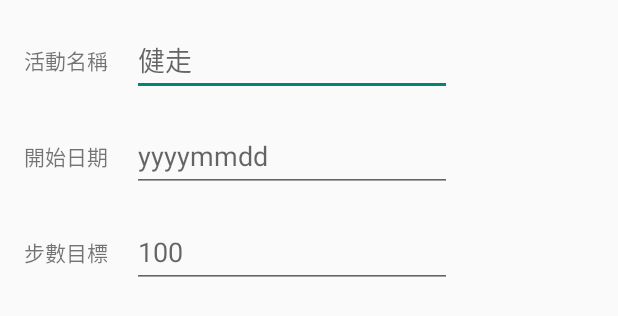
After one commit to Youchenjiang/PokeMeng-OldManGO, an Android app: the layout challenge_all_add.xml on its own in the app's theme, with its tools: preview values and no code run, on a phone screen of 412 x 824 dp. The commit adds this screen. Shown: the top 316 px of the screen. Run offline under Robolectric (Android 15) with nearby library versions, the phone set to English and light mode, and no system bars; Roboto replaces fonts that are not available here.

Commit message:
v40 - 2024/10/16 運動挑戰可上傳新活動資料，並將目前活動與未來活動資料呈現及應用在目標設定

```diff
--- /dev/null
+++ b/app/src/main/res/layout/challenge_all_add.xml
@@ -0,0 +1,77 @@
+<?xml version="1.0" encoding="utf-8"?>
+<androidx.constraintlayout.widget.ConstraintLayout xmlns:android="http://schemas.android.com/apk/res/android"
+    xmlns:app="http://schemas.android.com/apk/res-auto"
+    android:layout_width="wrap_content"
+    android:layout_height="wrap_content"
+    android:padding="16dp">
+
+    <EditText
+        android:id="@+id/ChallengeAdd_nameEdit"
+        android:layout_width="wrap_content"
+        android:layout_height="wrap_content"
+        android:layout_marginStart="16dp"
+        android:autofillHints="ChallengeName"
+        android:ems="10"
+        android:inputType="text"
+        android:minHeight="48dp"
+        android:hint="健走"
+        app:layout_constraintStart_toEndOf="@+id/ChallengeAdd_nameText"
+        app:layout_constraintTop_toTopOf="parent" />
+
+    <TextView
+        android:id="@+id/ChallengeAdd_nameText"
+        android:layout_width="wrap_content"
+        android:layout_height="wrap_content"
+        android:text="活動名稱"
+        app:layout_constraintBottom_toBottomOf="@+id/ChallengeAdd_nameEdit"
+        app:layout_constraintStart_toStartOf="parent"
+        app:layout_constraintTop_toTopOf="@+id/ChallengeAdd_nameEdit" />
+
+    <EditText
+        android:id="@+id/ChallengeAdd_dateEdit"
+        android:layout_width="wrap_content"
+        android:layout_height="wrap_content"
+        android:layout_marginTop="16dp"
+        android:autofillHints="ChallengeDate"
+        android:ems="10"
+        android:inputType="datetime|date"
+        android:minHeight="48dp"
+        android:hint="yyyymmdd"
+        app:layout_constraintEnd_toEndOf="@+id/ChallengeAdd_nameEdit"
+        app:layout_constraintStart_toStartOf="@+id/ChallengeAdd_nameEdit"
+        app:layout_constraintTop_toBottomOf="@+id/ChallengeAdd_nameEdit" />
+
+    <TextView
+        android:id="@+id/ChallengeAdd_dateText"
+        android:layout_width="wrap_content"
+        android:layout_height="wrap_content"
+        android:text="開始日期"
+        app:layout_constraintBottom_toBottomOf="@+id/ChallengeAdd_dateEdit"
+        app:layout_constraintEnd_toEndOf="@+id/ChallengeAdd_nameText"
+        app:layout_constraintStart_toStartOf="@+id/ChallengeAdd_nameText"
+        app:layout_constraintTop_toTopOf="@+id/ChallengeAdd_dateEdit" />
+
+    <EditText
+        android:id="@+id/ChallengeAdd_goalEdit"
+        android:layout_width="wrap_content"
+        android:layout_height="wrap_content"
+        android:layout_marginTop="16dp"
+        android:autofillHints="ChallengeGoal"
+        android:ems="10"
+        android:inputType="number"
+        android:minHeight="48dp"
+        android:hint="100"
+        app:layout_constraintEnd_toEndOf="@+id/ChallengeAdd_nameEdit"
+        app:layout_constraintStart_toStartOf="@+id/ChallengeAdd_nameEdit"
+        app:layout_constraintTop_toBottomOf="@+id/ChallengeAdd_dateEdit" />
+
+    <TextView
+        android:id="@+id/ChallengeAdd_goalText"
+        android:layout_width="wrap_content"
+        android:layout_height="wrap_content"
+        android:text="步數目標"
+        app:layout_constraintBottom_toBottomOf="@+id/ChallengeAdd_goalEdit"
+        app:layout_constraintEnd_toEndOf="@+id/ChallengeAdd_nameText"
+        app:layout_constraintStart_toStartOf="@+id/ChallengeAdd_nameText"
+        app:layout_constraintTop_toTopOf="@+id/ChallengeAdd_goalEdit" />
+</androidx.constraintlayout.widget.ConstraintLayout>
--- a/app/src/main/res/layout/game_main.xml
+++ b/app/src/main/res/layout/game_main.xml
@@ -4,7 +4,7 @@
     xmlns:tools="http://schemas.android.com/tools"
     android:layout_width="match_parent"
     android:layout_height="match_parent"
-    android:background="@drawable/wlecomeuse02"
+    android:background="@drawable/all_background2"
     tools:context=".Game.GameMain">
 
     <Button
--- a/app/src/main/res/layout/login_facebook_google.xml
+++ b/app/src/main/res/layout/login_facebook_google.xml
@@ -5,7 +5,7 @@
     android:id="@+id/main"
     android:layout_width="match_parent"
     android:layout_height="match_parent"
-    android:background="@drawable/wlecomeuse"
+    android:background="@drawable/all_background1"
     tools:context=".FirstLogin.FacebookGoogle">
 
     <ImageView
--- a/app/src/main/res/layout/m_fragment_dashboard.xml
+++ b/app/src/main/res/layout/m_fragment_dashboard.xml
@@ -4,7 +4,7 @@
     xmlns:tools="http://schemas.android.com/tools"
     android:layout_width="match_parent"
     android:layout_height="match_parent"
-    android:background="@drawable/wlecomeuse02"
+    android:background="@drawable/all_background2"
     tools:context=".Medicine.ui.dashboard.DashboardFragment">
 
 
--- a/app/src/main/res/layout/m_fragment_notifications.xml
+++ b/app/src/main/res/layout/m_fragment_notifications.xml
@@ -5,7 +5,7 @@
     android:id="@+id/filterButton"
     android:layout_width="match_parent"
     android:layout_height="match_parent"
-    android:background="@drawable/wlecomeuse02"
+    android:background="@drawable/all_background2"
     tools:context=".Medicine.ui.notifications.NotificationsFragment">
 
         <TextView
--- a/app/src/main/res/layout/map_main.xml
+++ b/app/src/main/res/layout/map_main.xml
@@ -5,7 +5,7 @@
     android:id="@+id/main"
     android:layout_width="match_parent"
     android:layout_height="match_parent"
-    android:background="@drawable/wlecomeuse02"
+    android:background="@drawable/all_background2"
     android:gravity="center"
     android:orientation="vertical"
     android:padding="10dp"
--- a/app/src/main/res/layout/prize.xml
+++ b/app/src/main/res/layout/prize.xml
@@ -4,7 +4,7 @@
     xmlns:tools="http://schemas.android.com/tools"
     android:layout_width="match_parent"
     android:layout_height="match_parent"
-    android:background="@drawable/wlecomeuse03"
+    android:background="@drawable/all_background3"
     tools:context=".Prize.Prize">
 
     <!-- 固定显示用户积分的区域 -->
@@ -75,7 +75,6 @@
                 android:clickable="true"
                 android:contentDescription="点击查看详细信息"
                 android:focusable="true"
-                android:onClick="openRewardDetails1"
                 android:src="@drawable/reward_image" />
 
             <TextView
@@ -117,7 +116,6 @@
                 android:clickable="true"
                 android:contentDescription="点击查看详细信息"
                 android:focusable="true"
-                android:onClick="openRewardDetails2"
                 android:src="@drawable/reward_image02" />
 
             <TextView
--- a/app/src/main/res/layout/task_all.xml
+++ b/app/src/main/res/layout/task_all.xml
@@ -5,7 +5,7 @@
     android:id="@+id/main"
     android:layout_width="match_parent"
     android:layout_height="match_parent"
-    android:background="@drawable/wlecomeuse02"
+    android:background="@drawable/all_background2"
     tools:context=".Task.TaskAll">
 
     <ImageButton
--- a/app/src/main/res/layout/task_scheduled.xml
+++ b/app/src/main/res/layout/task_scheduled.xml
@@ -5,7 +5,7 @@
     android:id="@+id/main"
     android:layout_width="match_parent"
     android:layout_height="match_parent"
-    android:background="@drawable/wlecomeuse02"
+    android:background="@drawable/all_background2"
     tools:context=".Task.TaskScheduled">
 
     <TextView
```
Also changed, not shown: app/src/main/java/com/PokeMeng/OldManGO/Challenge/ChallengeAll.java (+146 -9 lines), app/src/main/java/com/PokeMeng/OldManGO/Challenge/ChallengeHistoryStep.java (+4 -9 lines), app/src/main/java/com/PokeMeng/OldManGO/Challenge/ChallengeNow.java (+12 -8 lines), app/src/main/res/layout/challenge_all.xml (+10 -9 lines), app/src/main/res/values/strings.xml (+7 -3 lines), app/src/main/res/drawable/all_background1.png (renamed from app/src/main/res/drawable/wlecomeuse.png), app/src/main/res/drawable/all_background2.png (renamed from app/src/main/res/drawable/wlecomeuse02.png), app/src/main/res/drawable/all_background3.png (renamed from app/src/main/res/drawable/wlecomeuse03.png), 1 other file.
